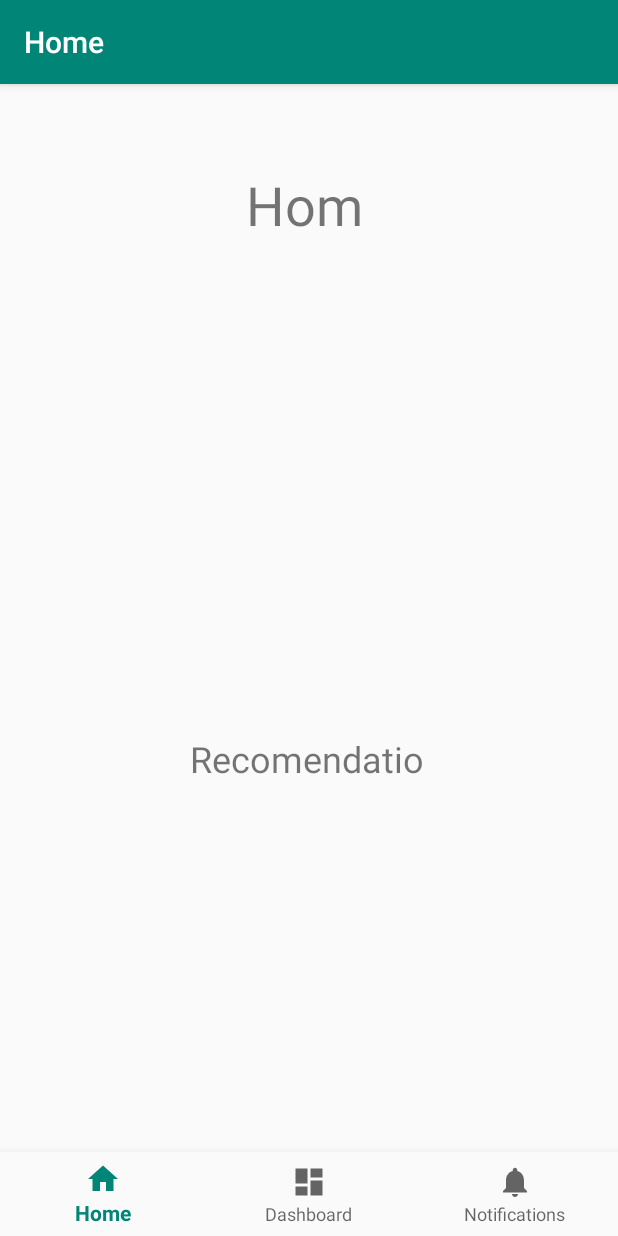
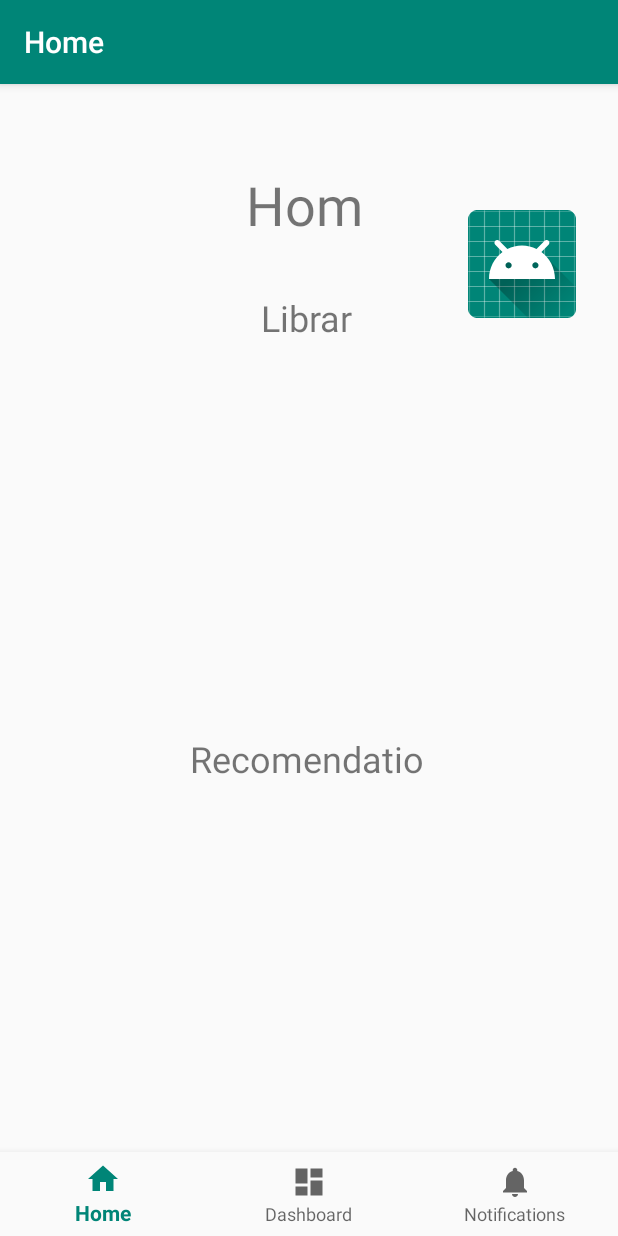
Before and after one commit to capstone-project-cs-info-4488/MachineLearningBookSuggester, an Android app: the HomeFragment screen opened directly, with no data from a screen before it, on a phone screen of 412 x 824 dp. Run offline under Robolectric (Android 15) with nearby library versions, the phone set to English and light mode, and no system bars; our stand-ins replace Picasso, navigation-ui; pictures from the network do not load.

Commit message:
fixed android image loading

```diff
--- a/java/android/build.gradle
+++ b/java/android/build.gradle
@@ -43,7 +43,6 @@ android {
 }
 
 dependencies {
-    implementation fileTree(dir: 'libs', include: ['*.jar'])
     implementation 'androidx.appcompat:appcompat:1.1.0'
     implementation 'androidx.core:core-ktx:1.2.0'
     implementation 'androidx.constraintlayout:constraintlayout:1.1.3'
--- a/java/android/src/main/AndroidManifest.xml
+++ b/java/android/src/main/AndroidManifest.xml
@@ -2,7 +2,10 @@
 <manifest xmlns:android="http://schemas.android.com/apk/res/android"
     xmlns:tools="http://schemas.android.com/tools"
     package="edu.isu.capstone.bookrec.android">
-<uses-permission android:name="android.permission.INTERNET" />
+
+    <uses-permission android:name="android.permission.INTERNET" />
+    <uses-permission android:name="android.permission.ACCESS_NETWORK_STATE" />
+
     <application
         android:allowBackup="true"
         android:icon="@mipmap/ic_launcher"
@@ -10,6 +13,7 @@
         android:roundIcon="@mipmap/ic_launcher_round"
         android:supportsRtl="true"
         android:theme="@style/AppTheme"
+        android:usesCleartextTraffic="true"
         tools:ignore="GoogleAppIndexingWarning">
         <activity
             android:name=".MainActivity"
--- a/java/android/src/main/java/edu/isu/capstone/bookrec/android/MainActivity.java
+++ b/java/android/src/main/java/edu/isu/capstone/bookrec/android/MainActivity.java
@@ -1,25 +1,13 @@
 package edu.isu.capstone.bookrec.android;
 
-import android.graphics.Bitmap;
-import android.graphics.BitmapFactory;
-import android.net.Uri;
 import android.os.Bundle;
-import android.widget.ImageView;
 import android.widget.LinearLayout;
-
-import com.google.android.material.bottomnavigation.BottomNavigationView;
-import com.squareup.picasso.Picasso;
-
 import androidx.appcompat.app.AppCompatActivity;
 import androidx.navigation.NavController;
 import androidx.navigation.Navigation;
 import androidx.navigation.ui.AppBarConfiguration;
 import androidx.navigation.ui.NavigationUI;
-
-
-import java.io.InputStream;
-import java.net.MalformedURLException;
-import java.net.URL;
+import com.google.android.material.bottomnavigation.BottomNavigationView;
 
 
 public class MainActivity extends AppCompatActivity {
@@ -37,27 +25,34 @@ public class MainActivity extends AppCompatActivity {
         NavController navController = Navigation.findNavController(this, R.id.nav_host_fragment);
         NavigationUI.setupActionBarWithNavController(this, navController, appBarConfiguration);
         NavigationUI.setupWithNavController(navView, navController);
-        LinearLayout layout = (LinearLayout)findViewById(R.id.llLibrary);
+        LinearLayout layout = findViewById(R.id.llLibrary);
 
-        //for (int i = 0; i <5; i++){
-            //ImageView img = new ImageView(this);
-//            img.setLayoutParams(new android.view.ViewGroup.LayoutParams());
+//        AsyncTask<Void, Void, Bitmap> retrieveImage = new AsyncTask<Void, Void, Bitmap>() {
+//            @Override
+//            protected Bitmap doInBackground(Void... voids) {
+//                return null;
+//            }
+//        }
+
+//        for (int i = 0; i <5; i++){
+//            ImageView img = new ImageView(this);
+//            img.setLayoutParams(new android.view.ViewGroup.LayoutParams(10, 10));
 //            img.setMaxHeight(20);
 //            img.setMaxWidth(20);
-
-          //  Picasso.get().load("http://therecipehound.com/css/Logo.png").into(img);
-//            URL url = null;
-//            try {
-//                url = new URL("https://ih0.redbubble.net/image.161080070.3717/flat,750x1000,075,f.jpg");
-//                InputStream in = url.openConnection().getInputStream();
-//                Bitmap bmp = BitmapFactory.decodeStream(in);
-//                img.setImageBitmap(bmp);
-//            } catch (Exception e) {
-//                e.printStackTrace();
-//            }
-
+//
+//            Picasso.get().load("http://therecipehound.com/css/Logo.png").into(img);
+////            URL url = null;
+////            try {
+////                url = new URL("https://ih0.redbubble.net/image.161080070.3717/flat,750x1000,075,f.jpg");
+////                InputStream in = url.openConnection().getInputStream();
+////                Bitmap bmp = BitmapFactory.decodeStream(in);
+////                img.setImageBitmap(bmp);
+////            } catch (IOException e) {
+////                e.printStackTrace();
+////            }
+//
 //            layout.addView(img);
-        //}
+//        }
     }
 
 }
--- a/java/android/src/main/java/edu/isu/capstone/bookrec/android/ui/home/HomeFragment.java
+++ b/java/android/src/main/java/edu/isu/capstone/bookrec/android/ui/home/HomeFragment.java
@@ -4,32 +4,20 @@ import android.os.Bundle;
 import android.view.LayoutInflater;
 import android.view.View;
 import android.view.ViewGroup;
-import android.widget.TextView;
-
+import android.widget.ImageView;
 import androidx.annotation.NonNull;
-import androidx.annotation.Nullable;
 import androidx.fragment.app.Fragment;
-import androidx.lifecycle.Observer;
-import androidx.lifecycle.ViewModelProviders;
-
+import com.squareup.picasso.Picasso;
 import edu.isu.capstone.bookrec.android.R;
 
 public class HomeFragment extends Fragment {
 
-    private HomeViewModel homeViewModel;
-
     public View onCreateView(@NonNull LayoutInflater inflater,
                              ViewGroup container, Bundle savedInstanceState) {
-        homeViewModel =
-                ViewModelProviders.of(this).get(HomeViewModel.class);
         View root = inflater.inflate(R.layout.fragment_home, container, false);
-        final TextView textView = root.findViewById(R.id.text_home);
-        homeViewModel.getText().observe(getViewLifecycleOwner(), new Observer<String>() {
-            @Override
-            public void onChanged(@Nullable String s) {
-                textView.setText(s);
-            }
-        });
+        ImageView img = root.findViewById(R.id.imageView);
+        Picasso.get().load("https://i.imgur.com/aEggkZr.jpg").placeholder(R.mipmap.ic_launcher).into(img);
+
         return root;
     }
 }
--- a/java/android/src/main/res/layout/fragment_dashboard.xml
+++ b/java/android/src/main/res/layout/fragment_dashboard.xml
@@ -15,6 +15,7 @@
         android:layout_marginEnd="8dp"
         android:textAlignment="center"
         android:textSize="20sp"
+        android:layout_gravity="center_horizontal"
         app:layout_constraintBottom_toBottomOf="parent"
         app:layout_constraintEnd_toEndOf="parent"
         app:layout_constraintStart_toStartOf="parent"
--- a/java/android/src/main/res/layout/fragment_home.xml
+++ b/java/android/src/main/res/layout/fragment_home.xml
@@ -10,14 +10,16 @@
         android:id="@+id/scrLibrary"
         android:layout_width="342dp"
         android:layout_height="199dp"
+        android:layout_marginTop="16dp"
         app:layout_constraintEnd_toEndOf="parent"
         app:layout_constraintStart_toStartOf="parent"
-        tools:layout_editor_absoluteY="133dp">
+        app:layout_constraintTop_toBottomOf="@+id/txtLibraryTitle">
 
         <LinearLayout
             android:id="@+id/llLibrary"
             android:layout_width="wrap_content"
-            android:layout_height="match_parent" />
+            android:layout_height="match_parent"
+            android:orientation="vertical" />
     </HorizontalScrollView>
 
     <TextView
@@ -43,7 +45,8 @@
         <LinearLayout
             android:id="@+id/llRecomendations"
             android:layout_width="wrap_content"
-            android:layout_height="match_parent" />
+            android:layout_height="match_parent"
+            android:orientation="vertical" />
     </HorizontalScrollView>
 
     <TextView
@@ -61,12 +64,27 @@
         android:id="@+id/txtLibraryTitle"
         android:layout_width="64dp"
         android:layout_height="34dp"
+        android:layout_marginTop="30dp"
         android:layout_marginBottom="16dp"
         android:text="Library"
         android:textSize="24sp"
         app:layout_constraintBottom_toTopOf="@+id/scrLibrary"
         app:layout_constraintEnd_toEndOf="parent"
-        app:layout_constraintStart_toStartOf="parent" />
+        app:layout_constraintStart_toStartOf="parent"
+        app:layout_constraintTop_toBottomOf="@+id/txtHomeTitle" />
+
+    <ImageView
+        android:id="@+id/imageView"
+        android:layout_width="wrap_content"
+        android:layout_height="wrap_content"
+        android:layout_marginStart="35dp"
+        android:layout_marginLeft="35dp"
+        android:layout_marginBottom="6dp"
+        app:layout_constraintBottom_toTopOf="@+id/scrLibrary"
+        app:layout_constraintEnd_toEndOf="parent"
+        app:layout_constraintStart_toEndOf="@+id/txtHomeTitle"
+        app:layout_constraintTop_toTopOf="parent"
+        tools:src="@tools:sample/avatars[0]" />
 
 
 </androidx.constraintlayout.widget.ConstraintLayout>
--- a/java/android/src/main/res/layout/fragment_notifications.xml
+++ b/java/android/src/main/res/layout/fragment_notifications.xml
@@ -15,6 +15,7 @@
         android:layout_marginEnd="8dp"
         android:textAlignment="center"
         android:textSize="20sp"
+        android:layout_gravity="center_horizontal"
         app:layout_constraintBottom_toBottomOf="parent"
         app:layout_constraintEnd_toEndOf="parent"
         app:layout_constraintStart_toStartOf="parent"
--- a/java/book-recommender/src/main/java/edu/isu/capstone/bookrec/recommender/Main.java
+++ b/java/book-recommender/src/main/java/edu/isu/capstone/bookrec/recommender/Main.java
@@ -1,6 +1,5 @@
 package edu.isu.capstone.bookrec.recommender;
 
-import java.io.*;
 import java.util.Arrays;
 import java.util.List;
 import java.util.Scanner;
@@ -23,7 +22,7 @@ public class Main {
 //        System.out.print("Read from file");
 
         Scanner bookScanner = new Scanner(System.in);
-        System.out.println("Enter up to 2 books that you have liked to get a book reccomendation (space seperated): ");
+        System.out.println("Enter up to 2 books that you have liked to get a book recommendation (space separated): ");
         String books = bookScanner.nextLine();
         String[] booksArray = books.split(" ");
         List<String> booksList = Arrays.asList(booksArray);
--- a/java/book-recommender/src/main/java/edu/isu/capstone/bookrec/recommender/Shelves.java
+++ b/java/book-recommender/src/main/java/edu/isu/capstone/bookrec/recommender/Shelves.java
@@ -4,9 +4,9 @@ import org.slf4j.Logger;
 import org.slf4j.LoggerFactory;
 
 import java.io.BufferedReader;
+import java.io.File;
 import java.io.FileReader;
 import java.io.IOException;
-import java.util.*;
 import java.util.stream.Collectors;
 
 public class Shelves {
@@ -33,6 +33,10 @@ public class Shelves {
     }
 
     public static Shelves fromBooksFile(String path) throws IOException {
+        return fromBooksFile(new File(path));
+    }
+
+    public static Shelves fromBooksFile(File path) throws IOException {
         Set<String> ids = new HashSet<>();
         List<Shelf> shelves = new ArrayList<>();
 
--- a/java/build.gradle
+++ b/java/build.gradle
@@ -7,7 +7,6 @@ allprojects {
     version = '0.0.1-SNAPSHOT'
 }
 
-
 task build {
     dependsOn ':book-recommender:build'
     dependsOn ':back-end:build'
```
Also changed, not shown: java/book-recommender/src/main/java/edu/isu/capstone/bookrec/recommender/Apriori.java (+15 -13 lines), java/book-recommender/src/main/java/edu/isu/capstone/bookrec/recommender/BookRecommender.java (added, +34 -0 lines), 2 other files.
